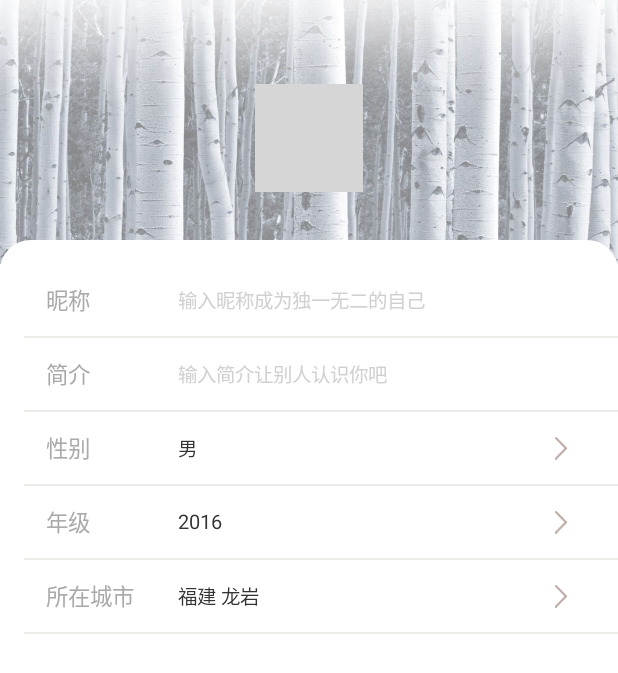
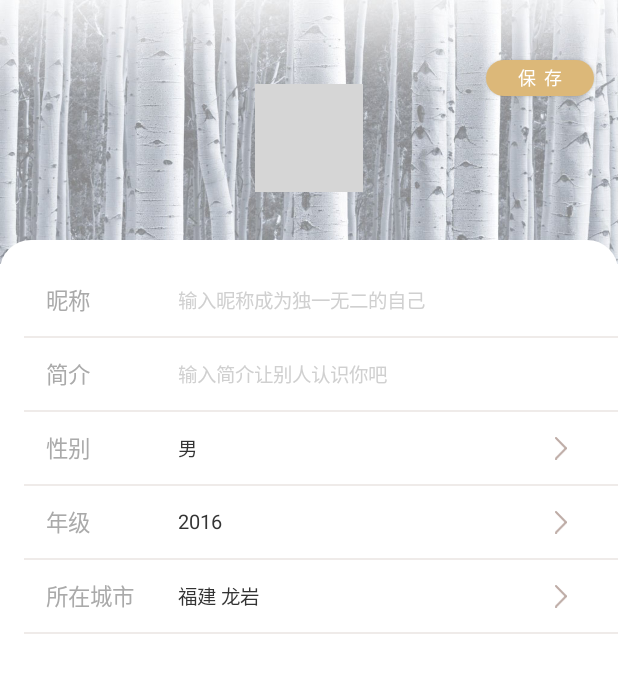
Before and after one commit to Benjamin-Gnep/Pinezone-Android, an Android app: the MineInfo screen opened directly, with no data from a screen before it, on a phone screen of 412 x 824 dp. Shown: the top 673 px of the screen. Run offline under Robolectric (Android 15) with nearby library versions, the phone set to English and light mode, and no system bars; libraries missing offline, so code that uses them is left out: com.luck.picture, com.makeramen.roundedimageview; plain views replace RoundedImageView; pictures from the network do not load; 29 statements that could not run were skipped; grey boxes are pictures that could not be loaded.

Commit message:
添加 上传信息逻辑

```diff
--- a/app/src/main/java/com/example/pinezone/config/UserService.java
+++ b/app/src/main/java/com/example/pinezone/config/UserService.java
@@ -1,8 +1,20 @@
 package com.example.pinezone.config;
 
+import android.database.Observable;
+
+import java.util.List;
+
+import okhttp3.MultipartBody;
+import okhttp3.RequestBody;
 import okhttp3.ResponseBody;
 import retrofit2.Call;
+import retrofit2.http.Field;
+import retrofit2.http.FormUrlEncoded;
 import retrofit2.http.GET;
+import retrofit2.http.Multipart;
+import retrofit2.http.POST;
+import retrofit2.http.PUT;
+import retrofit2.http.Part;
 import retrofit2.http.Path;
 import retrofit2.http.Query;
 
@@ -15,4 +27,15 @@ public interface UserService {
 
     @GET("loginByPhone/{phone}")
     Call<ResponseBody> loginByPhone(@Path("phone")Long phone);
+    @Multipart
+
+    @PUT("edit/{id}")
+    Call<ResponseBody> editUpload(@Path("id")int uid,
+                                  @Part("name") RequestBody name,
+                                  @Part("profile") RequestBody profile,
+                                  @Part("sex") RequestBody sex);
+
+    @POST("uploadUserImg")
+    Call<ResponseBody> uploadUserImg(@Part("uid") RequestBody uid,
+                                     @Part MultipartBody.Part img);
 }
--- a/app/src/main/res/layout/activity_mine_info.xml
+++ b/app/src/main/res/layout/activity_mine_info.xml
@@ -32,6 +32,20 @@ tools:context=".ui.mine.MineInfo">
         <androidx.constraintlayout.widget.ConstraintLayout
             android:layout_width="match_parent"
             android:layout_height="match_parent">
+
+            <Button
+                android:id="@+id/save"
+                android:layout_width="72dp"
+                android:layout_height="@dimen/line3"
+                android:background="@drawable/button_circle_shape"
+                android:text="保  存"
+                android:textSize="@dimen/little"
+                android:padding="0dp"
+                android:textColor="@color/white"
+                app:layout_constraintRight_toRightOf="parent"
+                app:layout_constraintTop_toTopOf="parent"
+                android:layout_marginTop="@dimen/line5"
+                android:layout_marginRight="@dimen/line2"/>
 
             <com.makeramen.roundedimageview.RoundedImageView
                 android:id="@+id/user_image"
```
Also changed, not shown: app/src/main/java/com/example/pinezone/ui/mine/MineInfo.java (+115 -11 lines).
